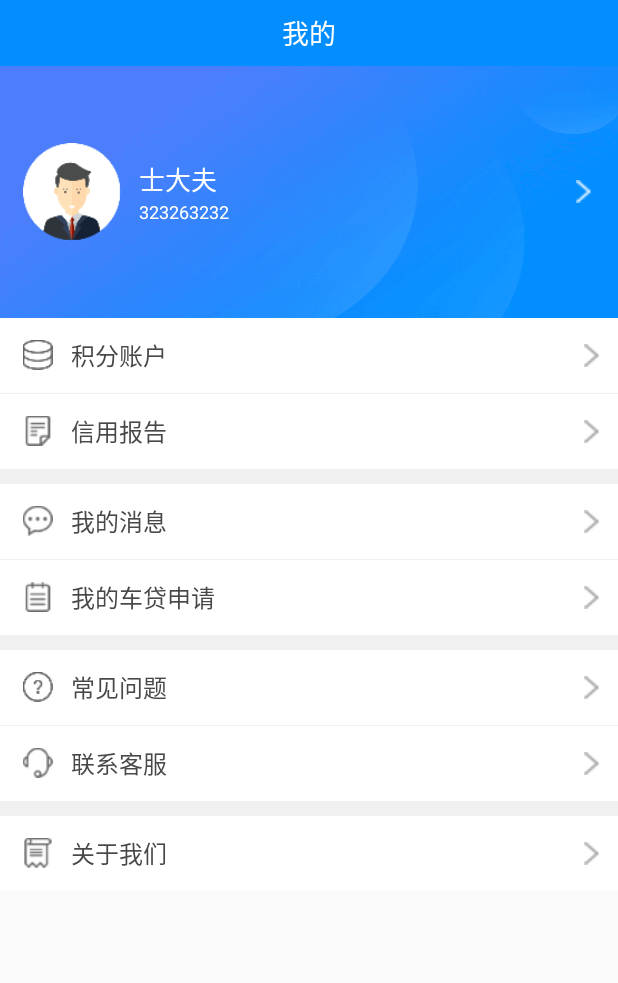
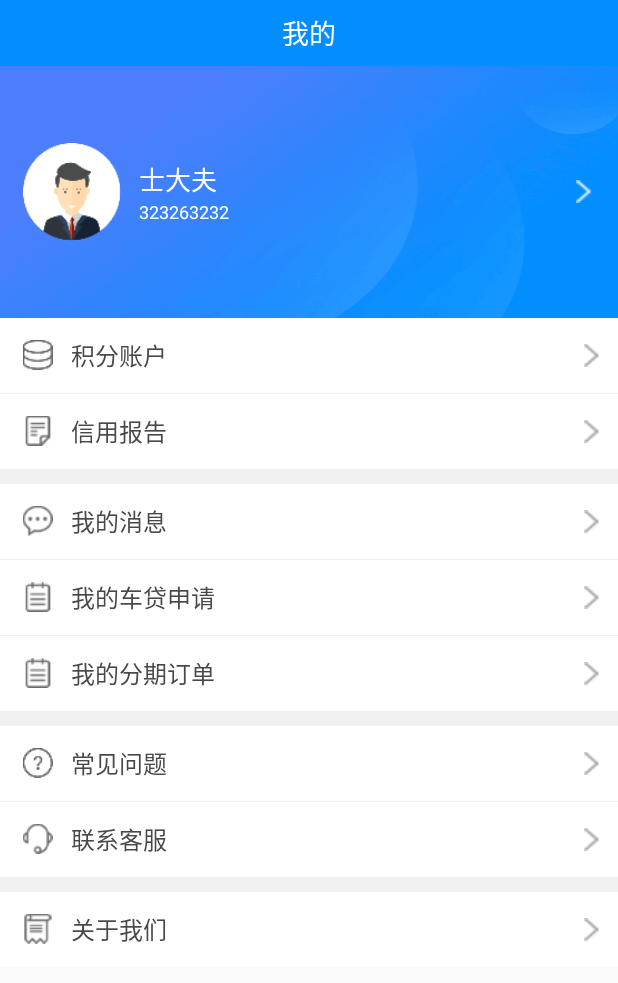
Before and after one commit to ibisTime/xn-htloan-android, an Android app: the layout fragment_user.xml on its own in the app's theme, with its tools: preview values and no code run, on a phone screen of 412 x 824 dp. Shown: the top 983 px of the screen. Run offline under Robolectric (Android 15) with nearby library versions, the phone set to English and light mode, and no system bars.

Commit message:
冲突解决

```diff
--- a/app/src/main/java/com/cdkj/huatuweitong/module/main_tab/UserFragment.java
+++ b/app/src/main/java/com/cdkj/huatuweitong/module/main_tab/UserFragment.java
@@ -20,7 +20,6 @@ import com.cdkj.huatuweitong.api.MyApiServer;
 import com.cdkj.huatuweitong.bean.UserFragmentBean;
 import com.cdkj.huatuweitong.databinding.FragmentUserBinding;
 import com.cdkj.huatuweitong.module.order.AllOrderTabActivity;
-import com.cdkj.huatuweitong.module.order.OrderListActivity;
 import com.cdkj.huatuweitong.module.user.MyCarLoanActivity;
 import com.cdkj.huatuweitong.module.user.UserInfoUpdateActivity;
 
--- a/app/src/main/res/layout/fragment_user.xml
+++ b/app/src/main/res/layout/fragment_user.xml
@@ -112,6 +112,15 @@
                     app:txt_left="我的车贷申请" />
 
                 <com.cdkj.baselibrary.views.RowInfoLayout
+                    android:id="@+id/rfl_my_order"
+                    android:layout_width="match_parent"
+                    android:layout_height="wrap_content"
+                    android:layout_marginTop="@dimen/line_height"
+                    app:img_left="@drawable/note"
+                    app:img_right="@drawable/more_right"
+                    app:txt_left="我的分期订单" />
+
+                <com.cdkj.baselibrary.views.RowInfoLayout
                     android:layout_width="match_parent"
                     android:layout_height="wrap_content"
                     android:layout_marginTop="10dp"
```
Also changed, not shown: app/src/main/java/com/cdkj/huatuweitong/api/MyApiServer.java (+20 -3 lines), 1 other file.
